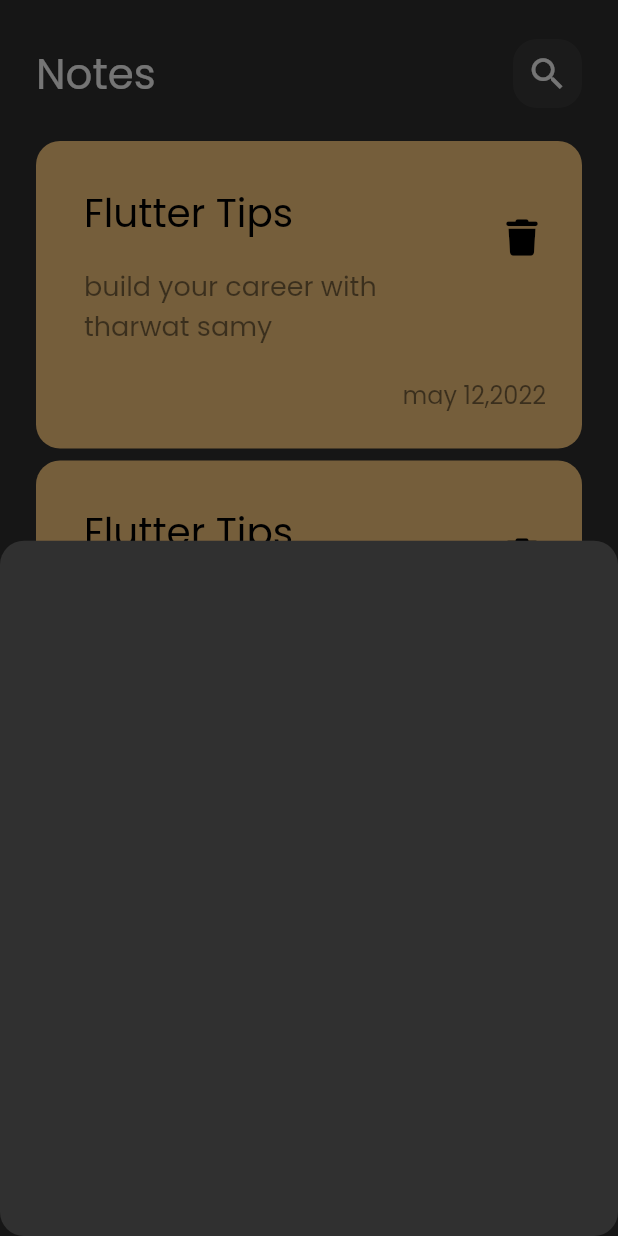
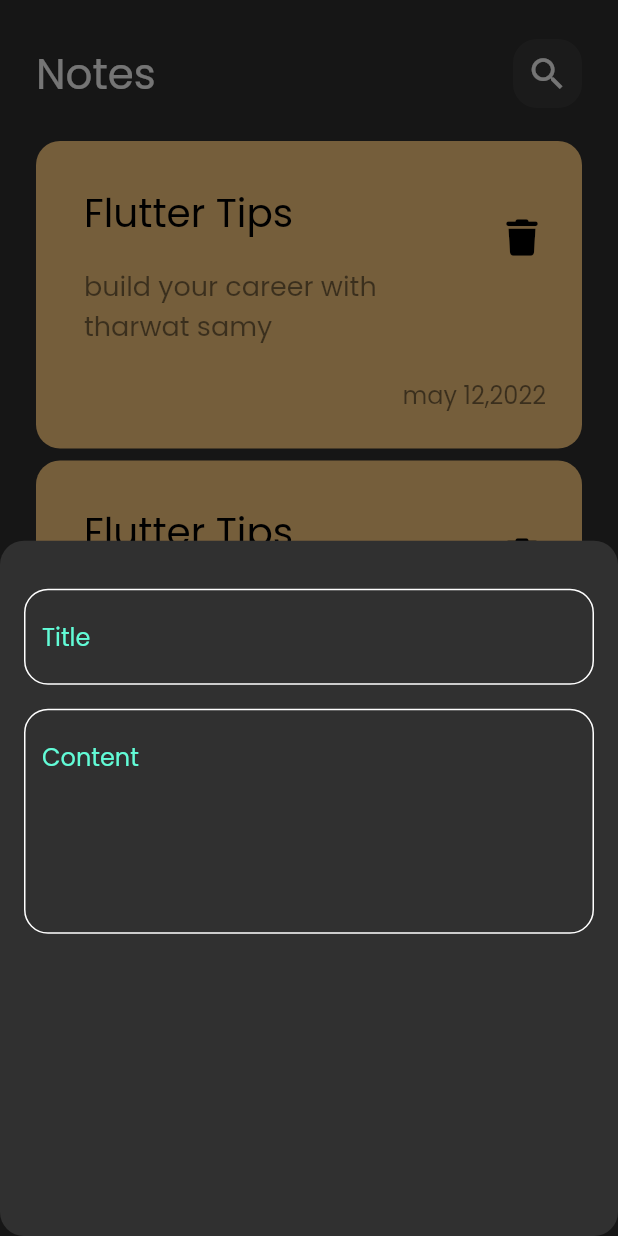
Before and after one commit to MoaazEhab20/notes_app, a Flutter app: the screen it shows after launch, after a tap on the "add" icon, on a phone screen of 412 x 824 dp. Run offline on Flutter 3.47's test engine with Material 2 defaults, Android fonts, the phone set to English and light mode, and no system bars; our stand-ins replace font_awesome_flutter.

Commit message:
create custon text field

```diff
--- /dev/null
+++ b/lib/constans.dart
@@ -0,0 +1,3 @@
+import 'package:flutter/material.dart';
+
+const kPrimaryColor = Color(0xff62FCD7);
--- a/lib/widgets/add_note_bottom_sheet.dart
+++ b/lib/widgets/add_note_bottom_sheet.dart
@@ -1,10 +1,31 @@
 import 'package:flutter/material.dart';
+
+import 'custom_text_field.dart';
 
 class AddNoteBottomSheet extends StatelessWidget {
   const AddNoteBottomSheet({super.key});
 
   @override
   Widget build(BuildContext context) {
-    return Container();
+    return const Padding(
+      padding: EdgeInsets.symmetric(horizontal: 16),
+      child: Column(
+        children: [
+          SizedBox(
+            height: 32,
+          ),
+          CustomTextField(
+            hint: 'Title',
+          ),
+          SizedBox(
+            height: 16,
+          ),
+          CustomTextField(
+            hint: 'Content',
+            maxLines: 5,
+          ),
+        ],
+      ),
+    );
   }
 }
--- /dev/null
+++ b/lib/widgets/custom_text_field.dart
@@ -0,0 +1,30 @@
+import 'package:flutter/material.dart';
+
+import '../constans.dart';
+
+class CustomTextField extends StatelessWidget {
+  const CustomTextField({super.key, required this.hint, this.maxLines = 1});
+  final String hint;
+  final int maxLines;
+  @override
+  Widget build(BuildContext context) {
+    return TextField(
+      maxLines: maxLines,
+      cursorColor: kPrimaryColor,
+      decoration: InputDecoration(
+          border: buildBorder(),
+          enabledBorder: buildBorder(),
+          focusedBorder: buildBorder(kPrimaryColor),
+          hintText: hint,
+          hintStyle: const TextStyle(color: kPrimaryColor)),
+    );
+  }
+
+  OutlineInputBorder buildBorder([color]) {
+    return OutlineInputBorder(
+        borderRadius: BorderRadius.circular(16),
+        borderSide: BorderSide(
+          color: color ?? Colors.white,
+        ));
+  }
+}
```
